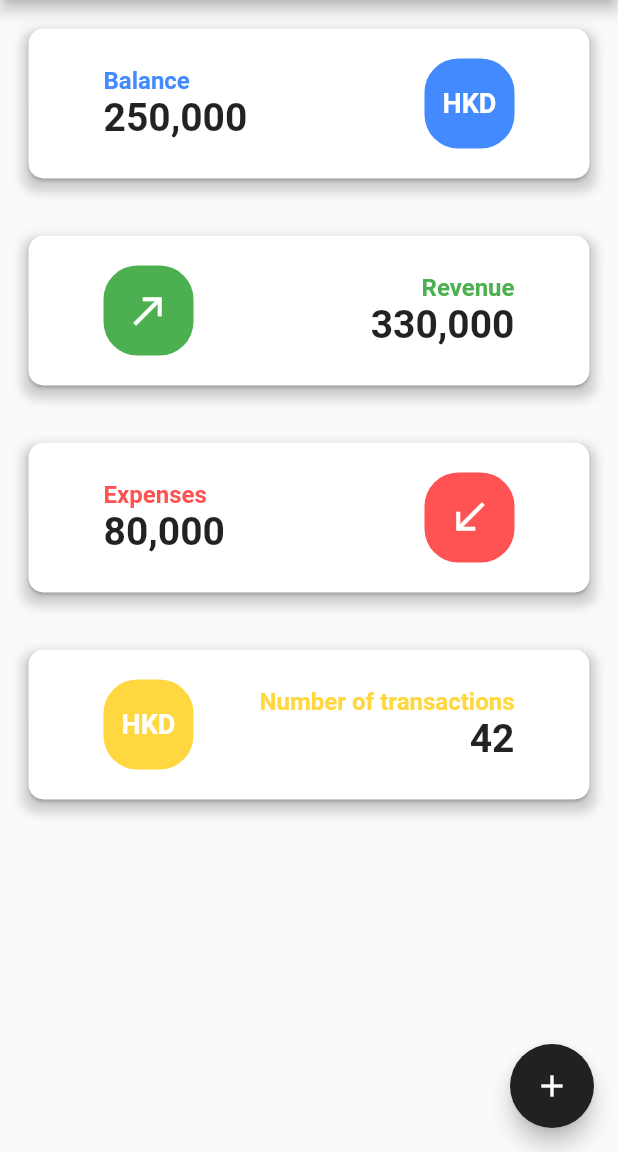
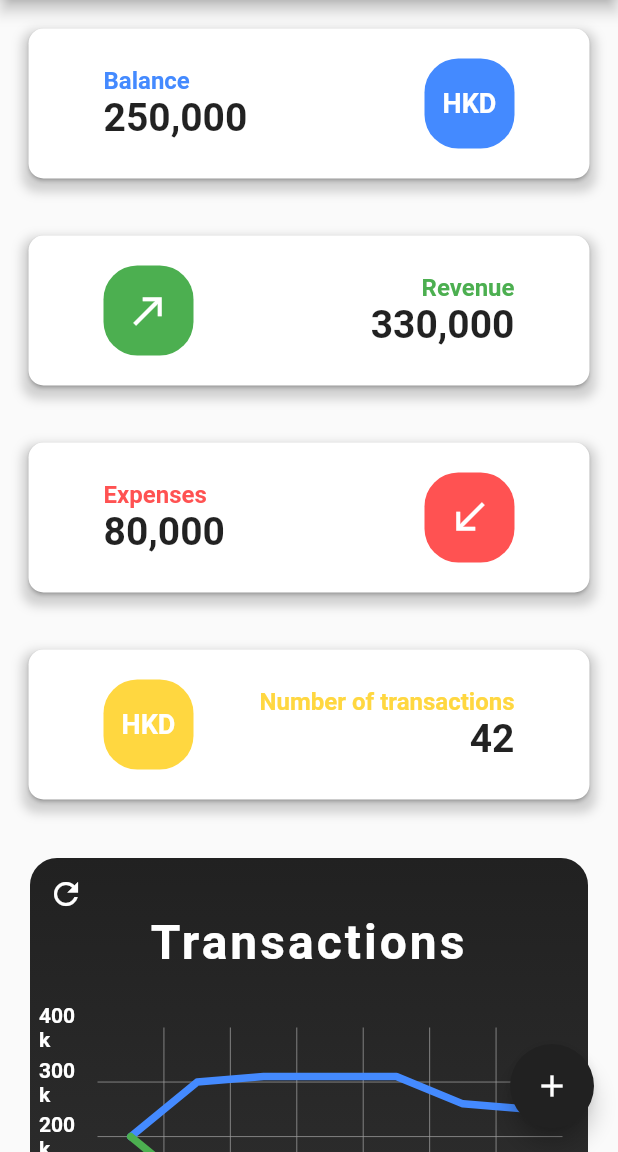
Before and after one commit to JorisTruong/homeaccountant-app, a Flutter app: the screen it shows after launch, on a phone screen of 412 x 824 dp, the part 84-1236 px from its top. Run offline on Flutter 3.47's test engine with Material 2 defaults, Android fonts, the light colour scheme and no system bars; drawn by our look-alikes of fl_chart, sliding_up_panel; our stand-ins replace flutter_redux, redux.

Commit message:
feat: added line chart in homepage

```diff
--- a/lib/homepage.dart
+++ b/lib/homepage.dart
@@ -8,6 +8,7 @@ import 'package:homeaccountantapp/redux/actions/actions.dart';
 import 'package:homeaccountantapp/redux/models/models.dart';
 import 'package:homeaccountantapp/main_card.dart';
 import 'package:homeaccountantapp/speed_dial.dart';
+import 'package:homeaccountantapp/components/line_chart.dart';
 
 
 final String currency = 'HKD';
@@ -137,7 +138,8 @@ class _MyHomePageState extends State<MyHomePage> with TickerProviderStateMixin {
                       MainCard('Balance', currency, balance, Colors.blueAccent, 'left'),
                       MainCard('Revenue', Icons.call_made, revenue, Colors.green, 'right'),
                       MainCard('Expenses', Icons.call_received, expenses, Colors.redAccent, 'left'),
-                      MainCard('Number of transactions', currency, transactionNumber, Colors.amberAccent, 'right')
+                      MainCard('Number of transactions', currency, transactionNumber, Colors.amberAccent, 'right'),
+                      LineChartCard(title: 'Transactions', durationType: 'week')
                     ],
                   )
                 ),
```
